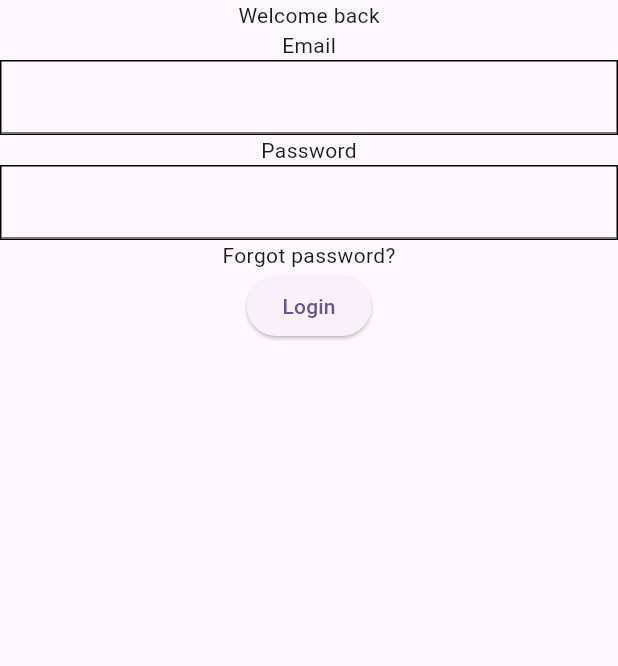
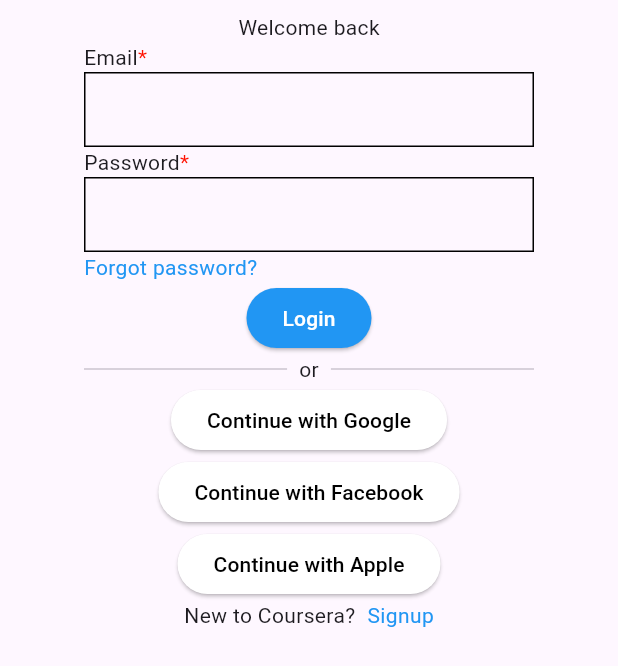
Before and after one commit to Abdul-Hadi-Jalil/flutter-signup-login, a Flutter app: the screen it shows after launch, on a phone screen of 412 x 824 dp. Shown: the top 666 px of the screen. Run offline on Flutter 3.47's test engine with Material 3 defaults, Android fonts, the phone set to English and light mode, and no system bars.

Commit message:
Completed the basic implementation of login page

```diff
--- a/lib/screens/login.dart
+++ b/lib/screens/login.dart
@@ -6,24 +6,64 @@ class Login extends StatelessWidget {
   @override
   Widget build(BuildContext context) {
     return Scaffold(
-      body: Column(
+      body: Center(
+        child: Padding(
+          padding: const EdgeInsets.all(8),
+          child: ConstrainedBox(
+            constraints: BoxConstraints(maxWidth: 300),
+            child: Column(
               children: [
                 Text("Welcome back"),
+                Row(
+                  children: [
                     Text("Email"),
+                    Text(
+                      '*',
+                      style: TextStyle(
+                        color: const Color.fromARGB(255, 255, 17, 0),
+                      ),
+                    ),
+                  ],
+                ),
                 Container(
-            decoration: BoxDecoration(border: Border.all(color: Colors.black)),
-            child: TextFormField(keyboardType: TextInputType.emailAddress),
+                  decoration: BoxDecoration(
+                    border: Border.all(color: Colors.black),
                   ),
+                  child: TextFormField(
+                    keyboardType: TextInputType.emailAddress,
+                    decoration: InputDecoration(border: InputBorder.none),
+                  ),
+                ),
+                Row(
+                  children: [
                     Text("Password"),
+                    Text(
+                      '*',
+                      style: TextStyle(
+                        color: const Color.fromARGB(255, 255, 17, 0),
+                      ),
+                    ),
+                  ],
+                ),
                 Container(
-            decoration: BoxDecoration(border: Border.all(color: Colors.black)),
-            child: TextFormField(),
+                  decoration: BoxDecoration(
+                    border: Border.all(color: Colors.black),
+                  ),
+                  child: TextFormField(
+                    decoration: InputDecoration(border: InputBorder.none),
+                  ),
                 ),
                 InkWell(
                   onTap: () {
                     print('it is pressed');
                   },
-            child: Text('Forgot password?'),
+                  child: Align(
+                    alignment: Alignment.centerLeft,
+                    child: Text(
+                      'Forgot password?',
+                      style: TextStyle(color: Colors.blue),
+                    ),
+                  ),
                 ),
                 // Login button for user to login to the app
                 ElevatedButton(
@@ -31,8 +71,70 @@ class Login extends StatelessWidget {
                     print("Login button is pressed");
                   },
                   child: Text('Login'),
+                  style: ElevatedButton.styleFrom(
+                    backgroundColor: Colors.blue,
+                    foregroundColor: Colors.white,
+                  ),
+                ),
+                // a separator line with written or and again a line
+                Row(
+                  children: [
+                    Expanded(child: Divider()),
+                    Padding(
+                      padding: const EdgeInsets.symmetric(horizontal: 8),
+                      child: Text('or'),
+                    ),
+                    Expanded(child: Divider()),
+                  ],
+                ),
+                // the button for user to select sign in with google
+                ElevatedButton.icon(
+                  onPressed: () {},
+                  label: Text("Continue with Google"),
+                  style: ElevatedButton.styleFrom(
+                    foregroundColor: Colors.black,
+                    backgroundColor: Colors.white,
+                  ),
+                ),
+                // Button for user to continue with facebook
+                ElevatedButton.icon(
+                  onPressed: () {},
+                  label: Text("Continue with Facebook"),
+                  style: ElevatedButton.styleFrom(
+                    foregroundColor: Colors.black,
+                    backgroundColor: Colors.white,
+                  ),
+                ),
+                // Button for user to continue with facebook
+                ElevatedButton.icon(
+                  onPressed: () {},
+                  label: Text("Continue with Apple"),
+                  style: ElevatedButton.styleFrom(
+                    foregroundColor: Colors.black,
+                    backgroundColor: Colors.white,
+                  ),
+                ),
+                // Last text if user wants to signup instead of login
+                Row(
+                  mainAxisAlignment: MainAxisAlignment.center,
+                  children: [
+                    Text('New to Coursera?'),
+                    Padding(
+                      padding: const EdgeInsets.only(left: 8.0),
+                      child: InkWell(
+                        onTap: () {},
+                        child: Text(
+                          'Signup',
+                          style: TextStyle(color: Colors.blue),
+                        ),
+                      ),
                     ),
                   ],
+                ),
+              ],
+            ),
+          ),
+        ),
       ),
     );
   }
```
Lines whose indentation alone changed are shown as unchanged.
